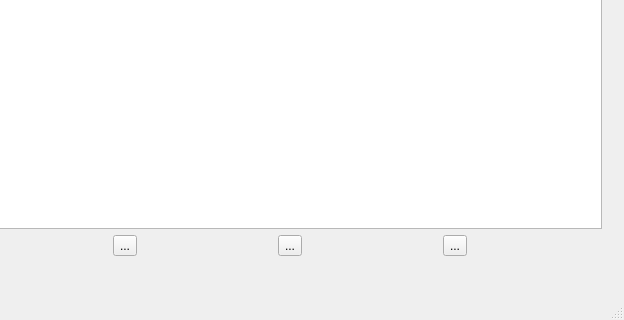
The window that mainwindow.ui (journeymidnight/S3ClientGUI) describes before a commit, drawn with Qt 5; both pictures show x 276 to 900 and y 425 to 745 of the 900 by 745 pixel window.
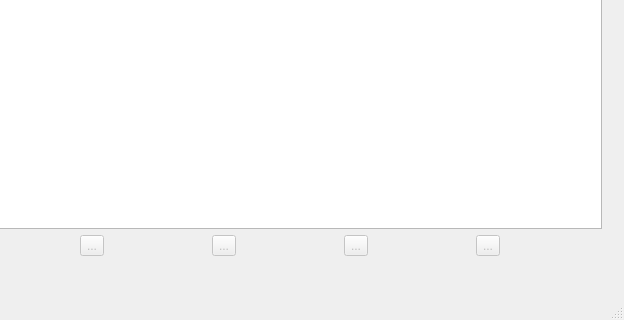
The same window after the commit.

```diff
--- a/mainwindow.ui
+++ b/mainwindow.ui
@@ -78,6 +78,9 @@
           <layout class="QHBoxLayout" name="horizontalLayout_BucketAction">
            <item>
             <widget class="QToolButton" name="toolButton_bucketCreate">
+             <property name="enabled">
+              <bool>false</bool>
+             </property>
              <property name="text">
               <string>...</string>
              </property>
@@ -88,6 +91,9 @@
            </item>
            <item>
             <widget class="QToolButton" name="toolButton_bucketDelete">
+             <property name="enabled">
+              <bool>false</bool>
+             </property>
              <property name="text">
               <string>...</string>
              </property>
@@ -98,6 +104,9 @@
            </item>
            <item>
             <widget class="QToolButton" name="toolButton_bucketRefresh">
+             <property name="enabled">
+              <bool>false</bool>
+             </property>
              <property name="text">
               <string>...</string>
              </property>
@@ -106,6 +115,16 @@
              </property>
             </widget>
            </item>
+           <item>
+            <widget class="QToolButton" name="toolButton_mkdir">
+             <property name="enabled">
+              <bool>false</bool>
+             </property>
+             <property name="text">
+              <string>...</string>
+             </property>
+            </widget>
+           </item>
           </layout>
          </item>
          <item>
```
Left out of the diff: 2 changed lines with no effect on the pictures.
